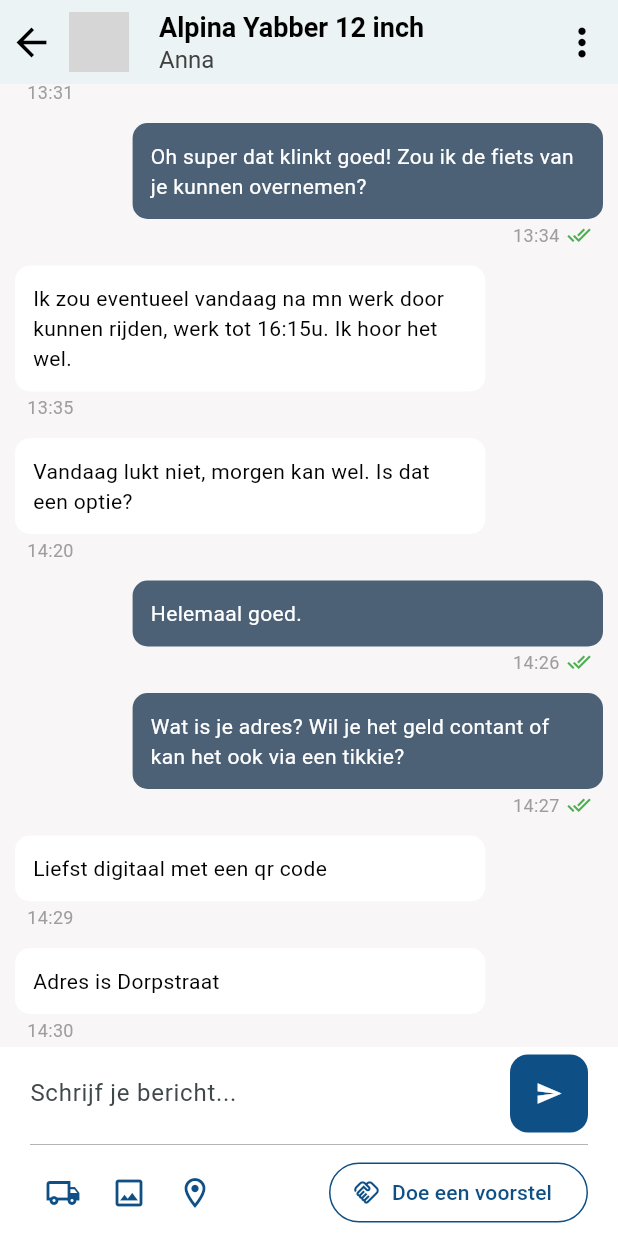
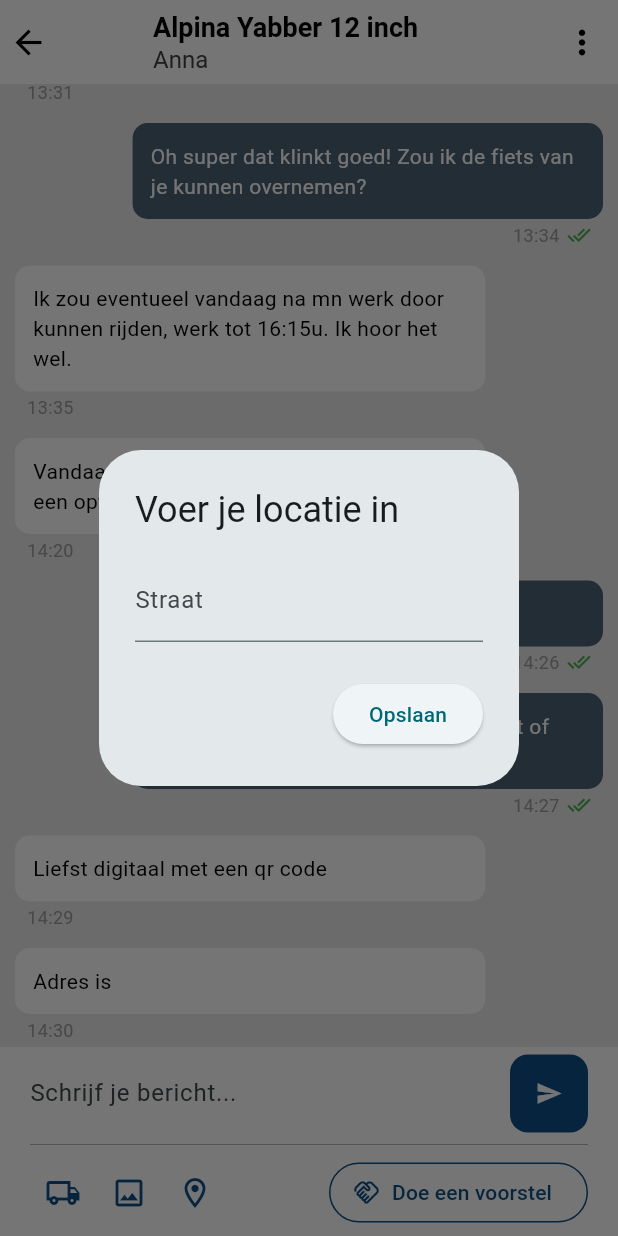
Before and after one commit to vonfoxie87/fake_mpchat, a Flutter app: the screen it shows after launch, scrolled down 576 dp, after a tap on the "more vert" icon, on a phone screen of 412 x 824 dp. Run offline on Flutter 3.47's test engine with Material 3 defaults, Android fonts, the phone set to English and light mode, and no system bars; missing offline and left inert: dart:html; grey boxes are pictures that could not be loaded.

Commit message:
style update and own street

```diff
--- a/lib/main.dart
+++ b/lib/main.dart
@@ -1,6 +1,7 @@
 import 'package:flutter/material.dart';
 import 'dart:html' as html; // Voor web-geolocatie
 import 'dart:convert';
+import 'package:flutter/services.dart';
 
 void main() {
   runApp(ChatApp());
@@ -12,8 +13,8 @@ class ChatApp extends StatelessWidget {
     return MaterialApp(
       theme: ThemeData(
         colorScheme: ColorScheme.fromSeed(
-          seedColor: Colors.grey,
-          surface: const Color(0xFFF8F6F7),
+          seedColor: const Color.fromARGB(255, 255, 255, 255),
+          surface: const Color.fromARGB(255, 234, 234, 234),
           brightness: Brightness.light,
         ),
       ),
@@ -30,58 +31,96 @@ class ChatScreen extends StatefulWidget {
 
 class _ChatScreenState extends State<ChatScreen> {
   final ScrollController _scrollController = ScrollController();
-  String _street = 'Dorpstraat';
-  String _city = '';
+
+  String _street = "";
+
+  final TextEditingController _streetController = TextEditingController();
 
   @override
   void initState() {
     super.initState();
-    _getCurrentLocation();
+
+    _streetController.text = _street;
+
     WidgetsBinding.instance.addPostFrameCallback((_) {
       _scrollController.jumpTo(_scrollController.position.maxScrollExtent);
+
+      // Toon de locatie popup direct na het eerste frame laden:
+      _showLocationDialog();
     });
   }
 
-  Future<void> _getCurrentLocation() async {
-    if (html.window.navigator.geolocation != null) {
-      try {
-        // Haal de huidige positie op
-        html.Geoposition position = await html.window.navigator.geolocation.getCurrentPosition();
-        double latitude = position.coords!.latitude!.toDouble();
-        double longitude = position.coords!.longitude!.toDouble();
+  Future<void> _showLocationDialog() async {
+    await showDialog(
+      context: context,
+      barrierDismissible: false, // gebruiker moet invullen
+      builder: (context) => AlertDialog(
+        title: Text('Voer je locatie in'),
+        content: Column(
+          mainAxisSize: MainAxisSize.min,
+          children: [
+            TextField(
+              controller: _streetController,
+              decoration: InputDecoration(labelText: 'Straat'),
+            ),
 
-        // Gebruik JavaScript-fetch API voor de OSM Nominatim API-aanroep
-        final String url =
-            'https://nominatim.openstreetmap.org/reverse?lat=$latitude&lon=$longitude&format=json';
-
-        // JS interop om fetch te gebruiken
-        final response = await html.window.fetch(url, {
-          'method': 'GET',
-          'headers': {
-            'User-Agent': 'ChatApp/1.0'
-          }
+          ],
+        ),
+        actions: [
+          ElevatedButton(
+            onPressed: () {
+              setState(() {
+                _street = _streetController.text.trim();
               });
-
-        final responseText = await response.text();
-        final data = jsonDecode(responseText);
-        setState(() {
-          _street = data['address']['road'] ?? "Dorpstraat";
-          _city = data['address']['city'] ?? "";
-        });
-      } catch (e) {
-        setState(() {
-          _street = "Fout bij ophalen adres: $e";
-          _city = "Fout bij ophalen adres: $e";
-        });
-      }
-    } else {
-      setState(() {
-        _street = "Geolocatie niet ondersteund in deze browser";
-        _city = "Geolocatie niet ondersteund in deze browser";
-      });
-    }
+              Navigator.of(context).pop();
+            },
+            child: Text('Opslaan'),
+          ),
+        ],
+      ),
+    );
   }
 
+  Future<bool> _onWillPop() async {
+    bool shouldLeave = false;
+
+    await showDialog(
+      context: context,
+      barrierDismissible: false,
+      builder: (context) => AlertDialog(
+        title: Text('Voer je locatie in'),
+        content: Column(
+          mainAxisSize: MainAxisSize.min,
+          children: [
+            TextField(
+              controller: _streetController,
+              decoration: InputDecoration(labelText: 'Straat'),
+            ),
+          ],
+        ),
+        actions: [
+          TextButton(
+            onPressed: () {
+              Navigator.of(context).pop();
+            },
+            child: Text('Annuleer'),
+          ),
+          ElevatedButton(
+            onPressed: () {
+              setState(() {
+                _street = _streetController.text.trim();
+              });
+              shouldLeave = true;
+              Navigator.of(context).pop();
+            },
+            child: Text('Opslaan en verlaten'),
+          ),
+        ],
+      ),
+    );
+
+    return shouldLeave;
+  }
 
 @override
   Widget build(BuildContext context) {
@@ -133,7 +172,7 @@ class _ChatScreenState extends State<ChatScreen> {
         "time": "14:29"
       },
       {
-        "text": "Adres is $_street $_city",
+        "text": "Adres is $_street",
         "isMe": false,
         "time": "14:30"
       },
@@ -150,18 +189,22 @@ class _ChatScreenState extends State<ChatScreen> {
       },
     ];
 
-    return Scaffold(
+    return WillPopScope(
+      onWillPop: _onWillPop,
+      child: Scaffold(
         appBar: AppBar(
           backgroundColor: Colors.white,
-        foregroundColor: Colors.white,
+          foregroundColor: Colors.black,
+          surfaceTintColor: Colors.transparent,
           title: Row(
             children: [
               Transform.translate(
                 offset: Offset(-10, 0),
-              child: Icon(Icons.arrow_back_sharp, size: 30, color: Colors.black),
+                child: Icon(Icons.arrow_back_sharp, size: 26, color: Colors.black),
               ),
               CircleAvatar(
                 backgroundImage: AssetImage('images/bike.jpg'),
+                backgroundColor: Colors.white,
               ),
               SizedBox(width: 20),
               Column(
@@ -181,7 +224,7 @@ class _ChatScreenState extends State<ChatScreen> {
           ),
           actions: [
             IconButton(
-            icon: Icon(Icons.more_vert, size: 30, color: Colors.black),
+              icon: Icon(Icons.more_vert, size: 26, color: Colors.black),
               onPressed: () {},
             ),
           ],
@@ -213,7 +256,7 @@ class _ChatScreenState extends State<ChatScreen> {
                               margin: EdgeInsets.symmetric(vertical: 2),
                               padding: EdgeInsets.all(12),
                               decoration: BoxDecoration(
-                              color: isMe ? const Color.fromARGB(255,76,97,118) : const Color(0xFFFFFFFF),
+                                color: isMe ? const Color.fromARGB(255, 76, 97, 118) : const Color(0xFFFFFFFF),
                                 borderRadius: BorderRadius.circular(10),
                               ),
                               child: SelectableText(
@@ -305,6 +348,7 @@ class _ChatScreenState extends State<ChatScreen> {
             ),
           ],
         ),
+      ),
     );
   }
 }
```
Also changed, not shown: 2 other files. Lines whose indentation alone changed are shown as unchanged.
